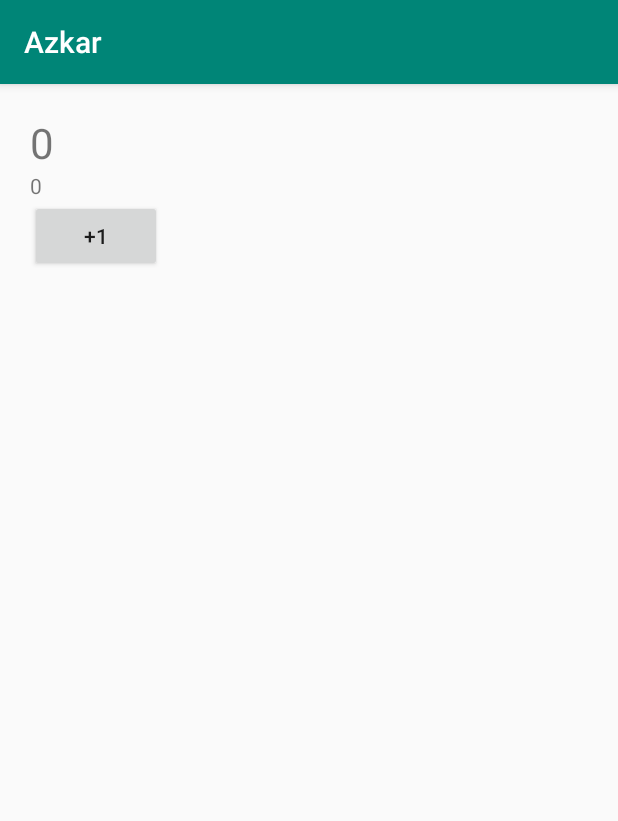
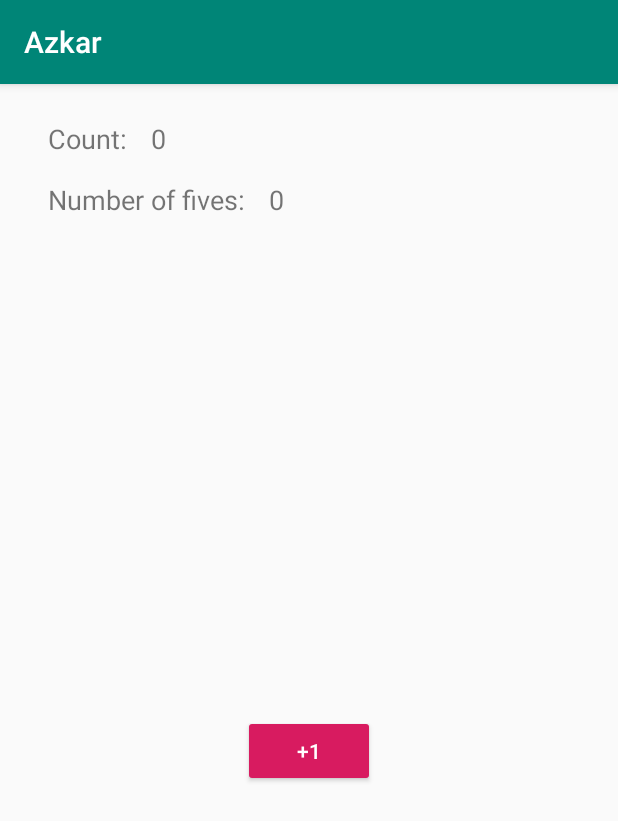
Before and after one commit to mAlaliSy/AndroidCourseSep2019, an Android app: the screen it shows after launch (MainActivity), on a phone screen of 412 x 824 dp. Shown: the top 821 px of the screen. Run offline under Robolectric (Android 15) with nearby library versions, the phone set to English and light mode, and no system bars.

Commit message:
Day 2: - ConstraintLayout - Resources - Activities & Activity Lifecycle - Intents

```diff
--- a/app/src/main/AndroidManifest.xml
+++ b/app/src/main/AndroidManifest.xml
@@ -9,7 +9,9 @@
         android:roundIcon="@mipmap/ic_launcher_round"
         android:supportsRtl="true"
         android:theme="@style/AppTheme">
+        <activity android:name=".Details">
 
+        </activity>
         <activity android:name=".MainActivity">
             <intent-filter>
                 <action android:name="android.intent.action.MAIN" />
--- a/app/src/main/java/com/malalisy/azkar/MainActivity.java
+++ b/app/src/main/java/com/malalisy/azkar/MainActivity.java
@@ -1,13 +1,15 @@
 package com.malalisy.azkar;
 
-import androidx.appcompat.app.AppCompatActivity;
-
+import android.content.Intent;
 import android.os.Bundle;
+import android.util.Log;
 import android.view.View;
 import android.widget.Button;
 import android.widget.TextView;
 
-public class MainActivity extends AppCompatActivity {
+import androidx.appcompat.app.AppCompatActivity;
+
+public class MainActivity extends AppCompatActivity implements View.OnClickListener {
 
     TextView count, numberOfFives;
     Button increase;
@@ -22,25 +24,76 @@ public class MainActivity extends AppCompatActivity {
         numberOfFives = findViewById(R.id.txtNumberOfFives);
         increase = findViewById(R.id.btnIncrease);
 
-        increase.setOnClickListener(new OnTextListener());
+        increase.setOnClickListener(this);
+
 
         counter = 0;
 
+        Log.d("MainActivity:", "onCreate");
+
     }
 
-    class OnTextListener implements View.OnClickListener{
+    @Override
+    protected void onStart() {
+        super.onStart();
+        Log.d("MainActivity:", "onStart");
 
-        @Override
-        public void onClick(View v) {
-            counter++;
-            if(counter >= 5){
-                counter = 0;
-                nOfFives++;
-            }
+    }
 
-            count.setText(counter + "");
-            numberOfFives.setText(nOfFives + "");
+    @Override
+    protected void onResume() {
+        super.onResume();
+        Log.d("MainActivity:", "onResume");
+
+    }
+
+    @Override
+    protected void onPause() {
+        super.onPause();
+        Log.d("MainActivity:", "onPause");
+
+    }
+
+    @Override
+    protected void onStop() {
+        super.onStop();
+        Log.d("MainActivity:", "onStop");
+
+    }
+
+    @Override
+    protected void onRestart() {
+        super.onRestart();
+        Log.d("MainActivity:", "onRestart");
+
+    }
+
+    @Override
+    protected void onDestroy() {
+        super.onDestroy();
+        Log.d("MainActivity:", "onDestroy");
+
+    }
+
+    @Override
+    public void onClick(View v) {
+        switch (v.getId()) {
+            case R.id.btnIncrease:
+//                counter++;
+//                if (counter >= 5) {
+//                    counter = 0;
+//                    nOfFives++;
+//                }
+//
+//                count.setText(counter + "");
+//                numberOfFives.setText(nOfFives + "");
+
+                Intent intent = new Intent(MainActivity.this, Details.class);
+                startActivity(intent);
+
+
+                break;
+
         }
     }
-
 }
--- a/app/src/main/res/layout/activity_main.xml
+++ b/app/src/main/res/layout/activity_main.xml
@@ -1,29 +1,75 @@
 <?xml version="1.0" encoding="utf-8"?>
-<LinearLayout xmlns:android="http://schemas.android.com/apk/res/android"
+<androidx.constraintlayout.widget.ConstraintLayout xmlns:android="http://schemas.android.com/apk/res/android"
+    xmlns:app="http://schemas.android.com/apk/res-auto"
     xmlns:tools="http://schemas.android.com/tools"
     android:layout_width="match_parent"
     android:layout_height="match_parent"
-    android:padding="20dp"
+    android:gravity="center_vertical"
     android:orientation="vertical"
     tools:context=".MainActivity">
+
+    <Button
+        android:id="@+id/btnIncrease"
+        style="@style/Widget.AppCompat.Button.Colored"
+        android:layout_width="wrap_content"
+        android:layout_height="wrap_content"
+        android:layout_gravity="center_horizontal"
+        android:layout_marginTop="32dp"
+        android:layout_weight="1"
+        android:text="+1"
+        app:layout_constraintBottom_toBottomOf="parent"
+        app:layout_constraintEnd_toEndOf="parent"
+        app:layout_constraintStart_toStartOf="parent"
+        app:layout_constraintTop_toBottomOf="@+id/fivesLabel" />
 
     <TextView
         android:id="@+id/txtCount"
         android:layout_width="wrap_content"
         android:layout_height="wrap_content"
+        android:layout_marginStart="16dp"
+        android:layout_weight="2"
         android:text="0"
-        android:textSize="28sp" />
+        android:textSize="18sp"
+        app:layout_constraintBottom_toBottomOf="@id/countLbl"
+        app:layout_constraintStart_toEndOf="@id/countLbl"
+        app:layout_constraintTop_toTopOf="@id/countLbl" />
+
+
+    <TextView
+        android:id="@+id/fivesLabel"
+        android:layout_width="wrap_content"
+        android:layout_height="wrap_content"
+        android:layout_marginStart="32dp"
+        android:layout_marginTop="16dp"
+
+        android:text="@string/nof5s"
+        android:textSize="18sp"
+        app:layout_constraintStart_toStartOf="parent"
+        app:layout_constraintTop_toBottomOf="@id/countLbl" />
 
     <TextView
         android:id="@+id/txtNumberOfFives"
-        android:layout_width="match_parent"
-        android:layout_height="wrap_content"
-        android:text="0" />
-
-    <Button
-        android:id="@+id/btnIncrease"
         android:layout_width="wrap_content"
         android:layout_height="wrap_content"
-        android:text="+1" />
+        android:layout_marginStart="16dp"
+        android:layout_weight="1"
+        android:text="0"
+        android:textSize="18sp"
+        app:layout_constraintBottom_toBottomOf="@id/fivesLabel"
+        app:layout_constraintStart_toEndOf="@id/fivesLabel"
+        app:layout_constraintTop_toTopOf="@id/fivesLabel" />
 
-</LinearLayout>
+    <TextView
+        android:id="@+id/countLbl"
+        android:layout_width="wrap_content"
+        android:layout_height="wrap_content"
+        android:layout_marginStart="32dp"
+        android:layout_marginTop="24dp"
+        android:text="@string/count"
+        android:textSize="18sp"
+
+
+        app:layout_constraintStart_toStartOf="parent"
+        app:layout_constraintTop_toTopOf="parent" />
+
+</androidx.constraintlayout.widget.ConstraintLayout>
--- a/app/src/main/res/values/colors.xml
+++ b/app/src/main/res/values/colors.xml
@@ -3,5 +3,6 @@
     <color name="colorPrimary">#008577</color>
     <color name="colorPrimaryDark">#00574B</color>
     <color name="colorAccent">#D81B60</color>
+
     <color name="bg">#707070</color>
 </resources>
--- a/app/src/main/res/values/strings.xml
+++ b/app/src/main/res/values/strings.xml
@@ -1,4 +1,7 @@
 <resources>
     <string name="app_name">Azkar</string>
+    <string name="count">Count:</string>
+    <string name="nof5s">Number of fives:</string>
+
 
 </resources>
```
Also changed, not shown: app/src/main/java/com/malalisy/azkar/Details.java (added, +61 -0 lines), app/src/main/res/layout/activity_details.xml (added, +18 -0 lines), 1 other file.
